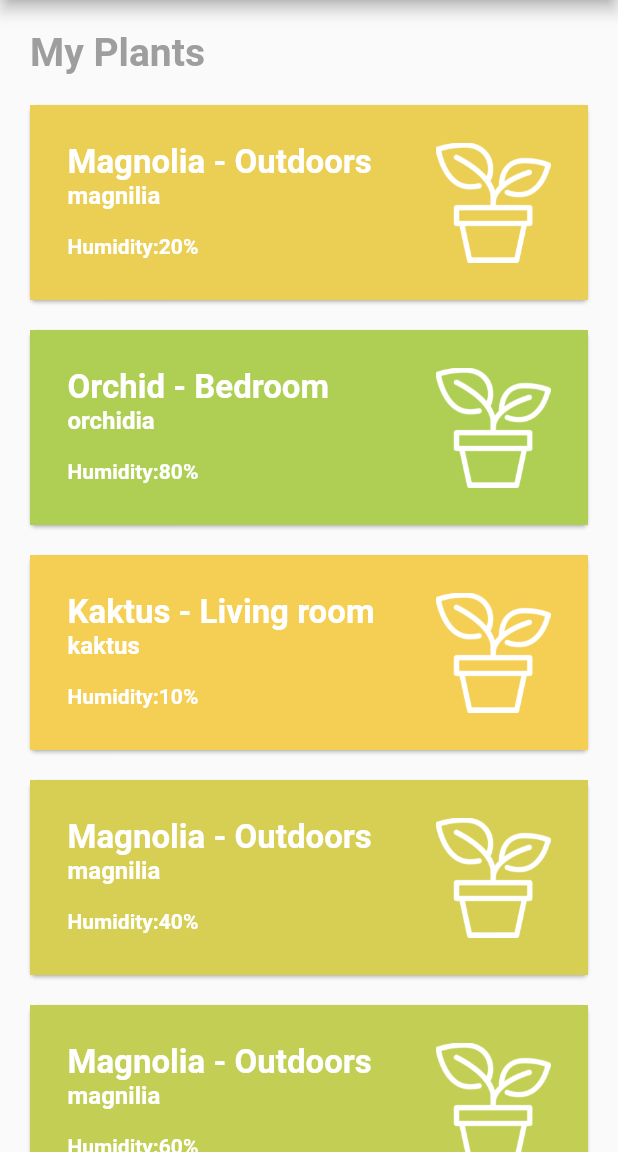
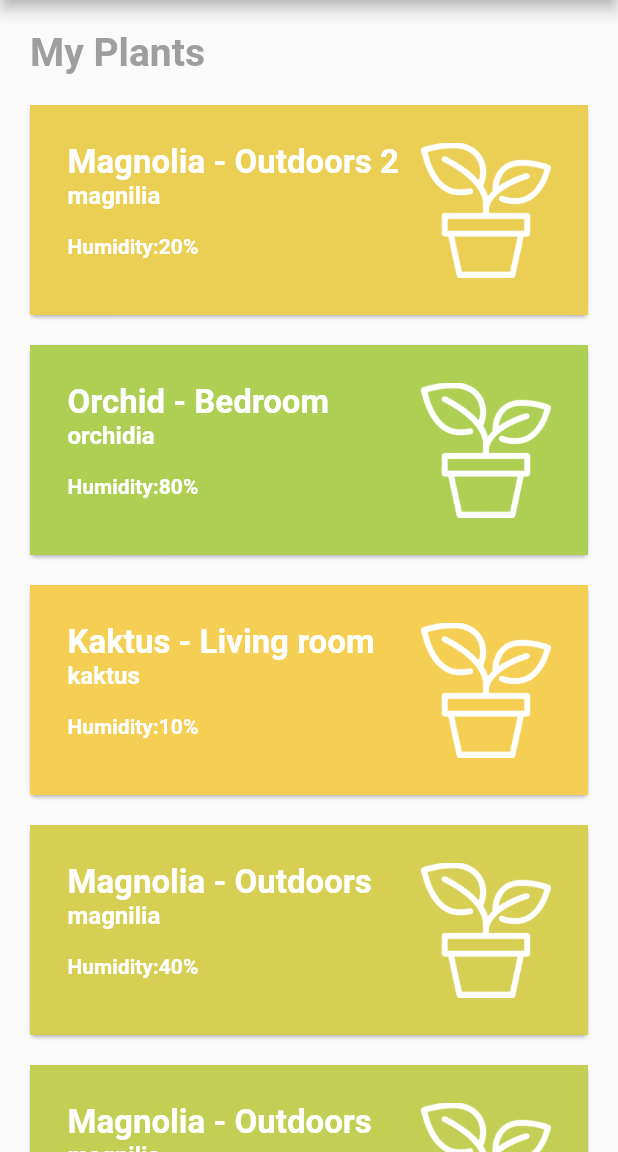
Before and after one commit to Freddessson/hungry_plants, a Flutter app: the screen it shows after launch, on a phone screen of 412 x 824 dp, the part 84-1236 px from its top. Run offline on Flutter 3.47's test engine with Material 2 defaults, Android fonts, the phone set to English and light mode, and no system bars; Roboto replaces fonts that are missing (Helvetica).

Commit message:
change height

```diff
--- a/lib/main.dart
+++ b/lib/main.dart
@@ -9,7 +9,7 @@ class MyApp extends StatelessWidget {
   @override
   Widget build(BuildContext context) {
     return new MaterialApp(
-      title: 'Humidifyssss',
+      title: 'Humidify',
       theme: new ThemeData(
         // This is the theme of your application.
         //
@@ -75,7 +75,7 @@ class _MyHomePageState extends State<MyHomePage> {
               fontFamily: "Helvetica",
             ),
           ),
-          plantCard("Magnolia - Outdoors", 20, "magnilia"),
+          plantCard("Magnolia - Outdoors 2", 20, "magnilia"),
           plantCard("Orchid - Bedroom", 80, "orchidia"),
           plantCard("Kaktus - Living room", 10, "kaktus"),
           plantCard("Magnolia - Outdoors", 40, "magnilia"),
--- a/lib/plantCard.dart
+++ b/lib/plantCard.dart
@@ -13,7 +13,7 @@ Card plantCard(title, int humidityLevel, breed) {
     margin: EdgeInsets.only(top: 20.0),
     child: new Container(
       padding: EdgeInsets.all(25.0),
-      height: 130.0,
+      height: 140.0,
       decoration: new BoxDecoration(
         color: getDynamicColor(humidityLevel),
       ),
```
